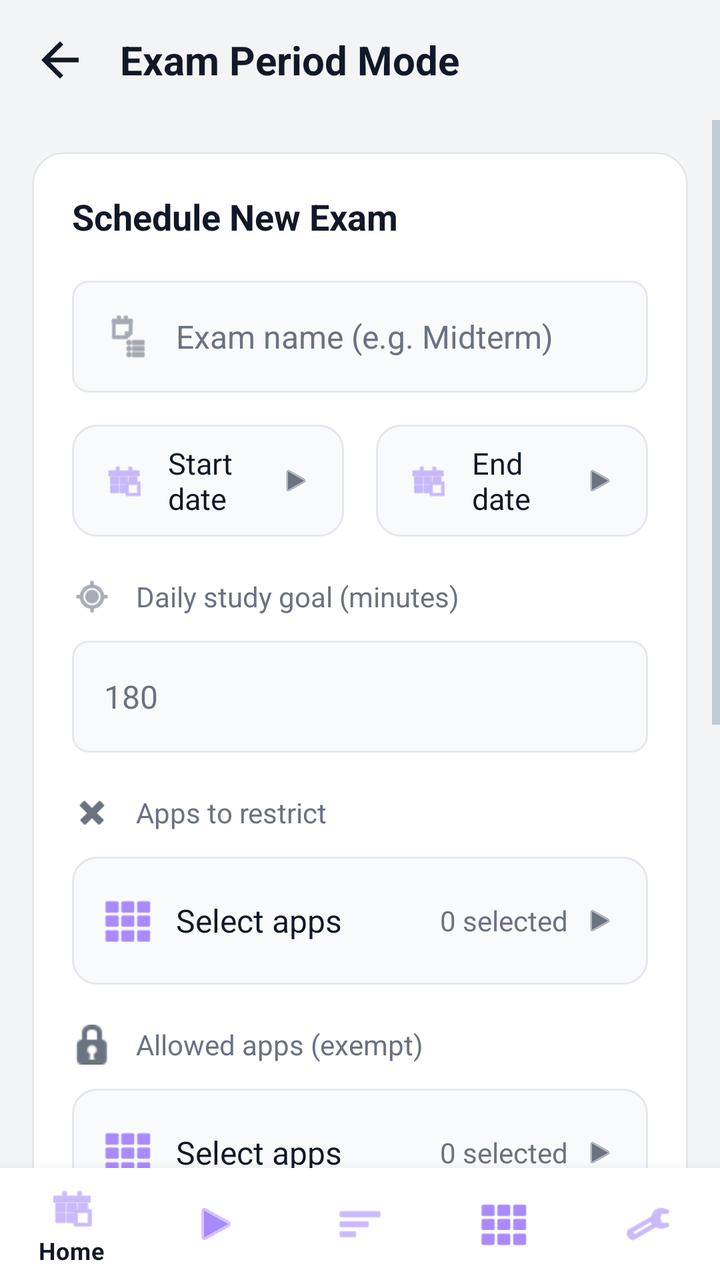
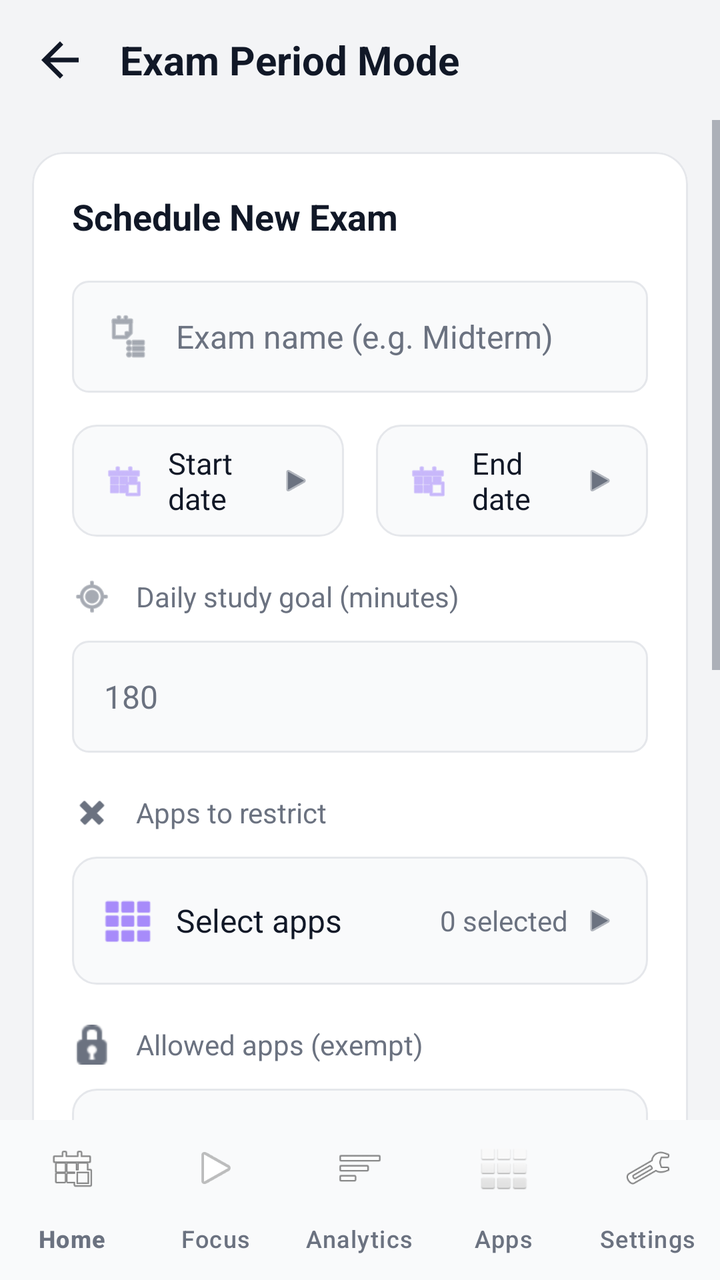

Two renders of the same Android screen: before a commit and after it. Below are the layout's source before the change and the commit's diff.
<!-- AndroidManifest.xml: application theme Theme.SelfPilot -->
<!-- res/layout/activity_exam_mode.xml -->
<?xml version="1.0" encoding="utf-8"?>
<androidx.constraintlayout.widget.ConstraintLayout xmlns:android="http://schemas.android.com/apk/res/android"
    xmlns:app="http://schemas.android.com/apk/res-auto"
    android:layout_width="match_parent"
    android:layout_height="match_parent"
    android:background="@color/exam_bg">

    <LinearLayout
        android:id="@+id/examToolbar"
        android:layout_width="match_parent"
        android:layout_height="wrap_content"
        android:orientation="horizontal"
        android:gravity="center_vertical"
        android:padding="16dp"
        app:layout_constraintTop_toTopOf="parent">

        <ImageView
            android:id="@+id/btnBack"
            android:layout_width="28dp"
            android:layout_height="28dp"
            android:src="?attr/homeAsUpIndicator"
            app:tint="@color/exam_text_primary"
            android:background="?attr/selectableItemBackgroundBorderless"
            android:clickable="true"
            android:focusable="true"/>

        <TextView
            android:layout_width="wrap_content"
            android:layout_height="wrap_content"
            android:text="Exam Period Mode"
            android:textColor="@color/exam_text_primary"
            android:textSize="20sp"
            android:textStyle="bold"
            android:layout_marginStart="16dp"/>
    </LinearLayout>

    <ScrollView
        android:layout_width="match_parent"
        android:layout_height="0dp"
        app:layout_constraintTop_toBottomOf="@id/examToolbar"
        app:layout_constraintBottom_toTopOf="@id/bottom_nav"
        android:fillViewport="true">

        <LinearLayout
            android:layout_width="match_parent"
            android:layout_height="wrap_content"
            android:orientation="vertical"
            android:padding="16dp">

            
            <com.google.android.material.card.MaterialCardView
                android:id="@+id/cardActiveExam"
                android:layout_width="match_parent"
                android:layout_height="wrap_content"
                android:layout_marginBottom="16dp"
                app:cardBackgroundColor="@color/exam_card"
                app:cardCornerRadius="16dp"
                app:strokeColor="@color/success_green"
                app:strokeWidth="1dp"
                android:visibility="gone">
                <LinearLayout
                    android:layout_width="match_parent"
                    android:layout_height="wrap_content"
                    android:orientation="vertical"
                    android:padding="20dp">
                    <TextView
                        android:layout_width="wrap_content"
                        android:layout_height="wrap_content"
                        android:text="Currently Active Exam"
                        android:textColor="@color/success_green"
                        android:textSize="14sp"
                        android:textStyle="bold" />
                    <TextView
                        android:id="@+id/tvActiveExamName"
                        android:layout_width="wrap_content"
                        android:layout_height="wrap_content"
                        android:layout_marginTop="8dp"
                        android:text="Final Exams"
                        android:textColor="@color/exam_text_primary"
                        android:textSize="20sp"
                        android:textStyle="bold" />
                    <TextView
                        android:id="@+id/tvActiveExamGoal"
                        android:layout_width="wrap_content"
                        android:layout_height="wrap_content"
                        android:layout_marginTop="4dp"
                        android:text="Daily Goal: 180 Mins"
                        android:textColor="@color/exam_text_secondary"
                        android:textSize="14sp" />
                    <Button
                        android:id="@+id/btnCancelActiveExam"
                        style="@style/Widget.Material3.Button.OutlinedButton"
                        android:layout_width="match_parent"
                        android:layout_height="wrap_content"
                        android:layout_marginTop="16dp"
                        android:text="Cancel Exam Mode Early"
                        android:textColor="@color/error_red" />
                </LinearLayout>
            </com.google.android.material.card.MaterialCardView>

            
            <com.google.android.material.card.MaterialCardView
                android:layout_width="match_parent"
                android:layout_height="wrap_content"
                app:cardBackgroundColor="@color/exam_card"
                app:cardCornerRadius="16dp"
                app:strokeColor="@color/exam_border"
                app:strokeWidth="1dp"
                app:cardElevation="0dp">

                <LinearLayout
                    android:layout_width="match_parent"
                    android:layout_height="wrap_content"
                    android:orientation="vertical"
                    android:padding="20dp">

                    <TextView
                        android:layout_width="wrap_content"
                        android:layout_height="wrap_content"
                        android:text="Schedule New Exam"
                        android:textColor="@color/exam_text_primary"
                        android:textSize="18sp"
                        android:textStyle="bold" />

                    
                    <LinearLayout
                        android:layout_width="match_parent"
                        android:layout_height="56dp"
                        android:layout_marginTop="20dp"
                        android:background="@drawable/bg_exam_input"
                        android:gravity="center_vertical"
                        android:paddingHorizontal="16dp">
                        <ImageView
                            android:layout_width="24dp"
                            android:layout_height="24dp"
                            android:src="@android:drawable/ic_menu_agenda"
                            app:tint="@color/exam_text_secondary" />
                        <EditText
                            android:id="@+id/etExamName"
                            android:layout_width="match_parent"
                            android:layout_height="match_parent"
                            android:layout_marginStart="12dp"
                            android:background="@null"
                            android:hint="Exam name (e.g. Midterm)"
                            android:inputType="text"
                            android:textColor="@color/exam_text_primary"
                            android:textColorHint="@color/exam_text_secondary"
                            android:textSize="16sp" />
                    </LinearLayout>

                    
                    <LinearLayout
                        android:layout_width="match_parent"
                        android:layout_height="wrap_content"
                        android:layout_marginTop="16dp"
                        android:orientation="horizontal">

                        
                        <LinearLayout
                            android:id="@+id/btnPickStartDate"
                            android:layout_width="0dp"
                            android:layout_height="56dp"
                            android:layout_weight="1"
                            android:layout_marginEnd="8dp"
                            android:background="@drawable/bg_exam_button"
                            android:gravity="center_vertical"
                            android:paddingHorizontal="16dp"
                            android:clickable="true"
                            android:focusable="true">
                            <ImageView
                                android:layout_width="20dp"
                                android:layout_height="20dp"
                                android:src="@android:drawable/ic_menu_today"
                                app:tint="@color/purple_accent_light" />
                            <TextView
                                android:id="@+id/tvStartDateText"
                                android:layout_width="0dp"
                                android:layout_height="wrap_content"
                                android:layout_weight="1"
                                android:layout_marginStart="12dp"
                                android:text="Start date"
                                android:textColor="@color/exam_text_primary"
                                android:textSize="15sp" />
                            <ImageView
                                android:layout_width="16dp"
                                android:layout_height="16dp"
                                android:src="@android:drawable/ic_media_play"
                                app:tint="@color/exam_text_secondary" />
                        </LinearLayout>

                        
                        <LinearLayout
                            android:id="@+id/btnPickEndDate"
                            android:layout_width="0dp"
                            android:layout_height="56dp"
                            android:layout_weight="1"
                            android:layout_marginStart="8dp"
                            android:background="@drawable/bg_exam_button"
                            android:gravity="center_vertical"
                            android:paddingHorizontal="16dp"
                            android:clickable="true"
                            android:focusable="true">
                            <ImageView
                                android:layout_width="20dp"
                                android:layout_height="20dp"
                                android:src="@android:drawable/ic_menu_today"
                                app:tint="@color/purple_accent_light" />
                            <TextView
                                android:id="@+id/tvEndDateText"
                                android:layout_width="0dp"
                                android:layout_height="wrap_content"
                                android:layout_weight="1"
                                android:layout_marginStart="12dp"
                                android:text="End date"
                                android:textColor="@color/exam_text_primary"
                                android:textSize="15sp" />
                            <ImageView
                                android:layout_width="16dp"
                                android:layout_height="16dp"
                                android:src="@android:drawable/ic_media_play"
                                app:tint="@color/exam_text_secondary" />
                        </LinearLayout>
                    </LinearLayout>

                    
                    <LinearLayout
                        android:layout_width="match_parent"
                        android:layout_height="wrap_content"
                        android:layout_marginTop="20dp"
                        android:gravity="center_vertical"
                        android:orientation="horizontal">
                        <ImageView
                            android:layout_width="20dp"
                            android:layout_height="20dp"
                            android:src="@android:drawable/ic_menu_mylocation"
                            app:tint="@color/exam_text_secondary" />
                        <TextView
                            android:layout_width="wrap_content"
                            android:layout_height="wrap_content"
                            android:layout_marginStart="12dp"
                            android:text="Daily study goal (minutes)"
                            android:textColor="@color/exam_text_secondary"
                            android:textSize="14sp" />
                    </LinearLayout>

                    <EditText
                        android:id="@+id/etExamDailyGoal"
                        android:layout_width="match_parent"
                        android:layout_height="56dp"
                        android:layout_marginTop="12dp"
                        android:background="@drawable/bg_exam_input"
                        android:paddingHorizontal="16dp"
                        android:hint="180"
                        android:inputType="number"
                        android:textColor="@color/exam_text_primary"
                        android:textColorHint="@color/exam_text_secondary"
                        android:textSize="16sp" />

                    
                    <LinearLayout
                        android:layout_width="match_parent"
                        android:layout_height="wrap_content"
                        android:layout_marginTop="20dp"
                        android:gravity="center_vertical"
                        android:orientation="horizontal">
                        <ImageView
                            android:layout_width="20dp"
                            android:layout_height="20dp"
                            android:src="@android:drawable/ic_delete"
                            app:tint="@color/exam_text_secondary" />
                        <TextView
                            android:layout_width="wrap_content"
                            android:layout_height="wrap_content"
                            android:layout_marginStart="12dp"
                            android:text="Apps to restrict"
                            android:textColor="@color/exam_text_secondary"
                            android:textSize="14sp" />
                    </LinearLayout>

                    <LinearLayout
                        android:id="@+id/btnSelectRestrictedApps"
                        android:layout_width="match_parent"
                        android:layout_height="64dp"
                        android:layout_marginTop="12dp"
                        android:background="@drawable/bg_exam_button"
                        android:gravity="center_vertical"
                        android:paddingHorizontal="16dp"
                        android:clickable="true"
                        android:focusable="true">
                        <ImageView
                            android:layout_width="24dp"
                            android:layout_height="24dp"
                            android:src="@android:drawable/ic_dialog_dialer"
                            app:tint="@color/purple_accent_light" />
                        <TextView
                            android:layout_width="0dp"
                            android:layout_height="wrap_content"
                            android:layout_weight="1"
                            android:layout_marginStart="12dp"
                            android:text="Select apps"
                            android:textColor="@color/exam_text_primary"
                            android:textSize="16sp" />
                        <TextView
                            android:id="@+id/tvRestrictedCount"
                            android:layout_width="wrap_content"
                            android:layout_height="wrap_content"
                            android:text="0 selected"
                            android:textColor="@color/exam_text_secondary"
                            android:textSize="14sp"
                            android:layout_marginEnd="8dp"/>
                        <ImageView
                            android:layout_width="16dp"
                            android:layout_height="16dp"
                            android:src="@android:drawable/ic_media_play"
                            app:tint="@color/exam_text_secondary" />
                    </LinearLayout>

                    
                    <LinearLayout
                        android:layout_width="match_parent"
                        android:layout_height="wrap_content"
                        android:layout_marginTop="20dp"
                        android:gravity="center_vertical"
                        android:orientation="horizontal">
                        <ImageView
                            android:layout_width="20dp"
                            android:layout_height="20dp"
                            android:src="@android:drawable/ic_secure"
                            app:tint="@color/exam_text_secondary" />
                        <TextView
                            android:layout_width="wrap_content"
                            android:layout_height="wrap_content"
                            android:layout_marginStart="12dp"
                            android:text="Allowed apps (exempt)"
                            android:textColor="@color/exam_text_secondary"
                            android:textSize="14sp" />
                    </LinearLayout>

                    <LinearLayout
                        android:id="@+id/btnSelectAllowedApps"
                        android:layout_width="match_parent"
                        android:layout_height="64dp"
                        android:layout_marginTop="12dp"
                        android:background="@drawable/bg_exam_button"
                        android:gravity="center_vertical"
                        android:paddingHorizontal="16dp"
                        android:clickable="true"
                        android:focusable="true">
                        <ImageView
                            android:layout_width="24dp"
                            android:layout_height="24dp"
                            android:src="@android:drawable/ic_dialog_dialer"
                            app:tint="@color/purple_accent_light" />
                        <TextView
                            android:layout_width="0dp"
                            android:layout_height="wrap_content"
                            android:layout_weight="1"
                            android:layout_marginStart="12dp"
                            android:text="Select apps"
                            android:textColor="@color/exam_text_primary"
                            android:textSize="16sp" />
                        <TextView
                            android:id="@+id/tvAllowedCount"
                            android:layout_width="wrap_content"
                            android:layout_height="wrap_content"
                            android:text="0 selected"
                            android:textColor="@color/exam_text_secondary"
                            android:textSize="14sp"
                            android:layout_marginEnd="8dp"/>
                        <ImageView
                            android:layout_width="16dp"
                            android:layout_height="16dp"
                            android:src="@android:drawable/ic_media_play"
                            app:tint="@color/exam_text_secondary" />
                    </LinearLayout>

                    
                    <LinearLayout
                        android:id="@+id/btnSaveExam"
                        android:layout_width="match_parent"
                        android:layout_height="56dp"
                        android:layout_marginTop="24dp"
                        android:background="@drawable/bg_exam_primary_button"
                        android:gravity="center"
                        android:orientation="horizontal"
                        android:clickable="true"
                        android:focusable="true">

                        <ImageView
                            android:layout_width="20dp"
                            android:layout_height="20dp"
                            android:src="@android:drawable/ic_menu_today"
                            app:tint="@color/white" />

                        <TextView
                            android:layout_width="wrap_content"
                            android:layout_height="wrap_content"
                            android:layout_marginStart="8dp"
                            android:text="Schedule Exam Profile"
                            android:textColor="@color/white"
                            android:textSize="16sp"
                            android:textStyle="bold"/>
                    </LinearLayout>

                </LinearLayout>
            </com.google.android.material.card.MaterialCardView>

            
            <com.google.android.material.card.MaterialCardView
                android:layout_width="match_parent"
                android:layout_height="wrap_content"
                android:layout_marginTop="16dp"
                android:layout_marginBottom="32dp"
                app:cardBackgroundColor="@color/exam_card"
                app:cardCornerRadius="16dp"
                app:strokeColor="@color/exam_border"
                app:strokeWidth="1dp"
                app:cardElevation="0dp">

                <LinearLayout
                    android:layout_width="match_parent"
                    android:layout_height="wrap_content"
                    android:orientation="vertical"
                    android:padding="20dp">

                    <TextView
                        android:layout_width="wrap_content"
                        android:layout_height="wrap_content"
                        android:text="Communication Exceptions"
                        android:textColor="@color/exam_text_primary"
                        android:textSize="18sp"
                        android:textStyle="bold" />

                    
                    <LinearLayout
                        android:layout_width="match_parent"
                        android:layout_height="wrap_content"
                        android:layout_marginTop="20dp"
                        android:orientation="horizontal"
                        android:gravity="center_vertical">

                        <ImageView
                            android:layout_width="24dp"
                            android:layout_height="24dp"
                            android:src="@android:drawable/ic_menu_call"
                            app:tint="@color/exam_text_secondary" />

                        <TextView
                            android:layout_width="0dp"
                            android:layout_height="wrap_content"
                            android:layout_weight="1"
                            android:layout_marginStart="16dp"
                            android:text="Allow calls"
                            android:textColor="@color/exam_text_primary"
                            android:textSize="16sp" />

                        <com.google.android.material.materialswitch.MaterialSwitch
                            android:id="@+id/switchAllowCalls"
                            android:layout_width="wrap_content"
                            android:layout_height="wrap_content"
                            android:checked="true"/>
                    </LinearLayout>

                    
                    <LinearLayout
                        android:layout_width="match_parent"
                        android:layout_height="wrap_content"
                        android:layout_marginTop="16dp"
                        android:orientation="horizontal"
                        android:gravity="center_vertical">

                        <ImageView
                            android:layout_width="24dp"
                            android:layout_height="24dp"
                            android:src="@android:drawable/stat_notify_chat"
                            app:tint="@color/exam_text_secondary" />

                        <TextView
                            android:layout_width="0dp"
                            android:layout_height="wrap_content"
                            android:layout_weight="1"
                            android:layout_marginStart="16dp"
                            android:text="Allow messages during breaks"
                            android:textColor="@color/exam_text_primary"
                            android:textSize="16sp" />

                        <com.google.android.material.materialswitch.MaterialSwitch
                            android:id="@+id/switchAllowMessages"
                            android:layout_width="wrap_content"
                            android:layout_height="wrap_content" />
                    </LinearLayout>

                </LinearLayout>
            </com.google.android.material.card.MaterialCardView>

        </LinearLayout>
    </ScrollView>

    <com.google.android.material.bottomnavigation.BottomNavigationView
        android:id="@+id/bottom_nav"
        android:layout_width="match_parent"
        android:layout_height="wrap_content"
        android:background="@color/exam_card"
        app:itemIconTint="@color/purple_accent_light"
        app:itemTextColor="@color/exam_text_primary"
        app:layout_constraintBottom_toBottomOf="parent"
        app:menu="@menu/bottom_nav_menu" />

</androidx.constraintlayout.widget.ConstraintLayout>
<!-- resources referenced by this layout -->
<resources>
  <color name="error_red">#EF4444</color>
  <color name="exam_bg">#F3F4F6</color>
  <color name="exam_border">#E5E7EB</color>
  <color name="exam_card">#FFFFFF</color>
  <color name="exam_text_primary">#111827</color>
  <color name="exam_text_secondary">#6B7280</color>
  <color name="purple_accent_light">#A78BFA</color>
  <color name="success_green">#10B981</color>
  <color name="white">#FFFFFFFF</color>
  <!-- drawable bg_exam_button (drawable) -->
  <?xml version="1.0" encoding="utf-8"?>
  <shape xmlns:android="http://schemas.android.com/apk/res/android"
      android:shape="rectangle">
      <corners android:radius="12dp" />
      <solid android:color="@color/exam_input_bg" />
      <stroke
          android:width="1dp"
          android:color="@color/exam_border" />
  </shape>
  <!-- drawable bg_exam_input (drawable) -->
  <?xml version="1.0" encoding="utf-8"?>
  <shape xmlns:android="http://schemas.android.com/apk/res/android"
      android:shape="rectangle">
      <corners android:radius="8dp" />
      <solid android:color="@color/exam_input_bg" />
      <stroke
          android:width="1dp"
          android:color="@color/exam_border" />
  </shape>
  <!-- drawable bg_exam_primary_button (drawable) -->
  <?xml version="1.0" encoding="utf-8"?>
  <shape xmlns:android="http://schemas.android.com/apk/res/android"
      android:shape="rectangle">
      <corners android:radius="16dp" />
      <solid android:color="@color/purple_accent_light" />
  </shape>
  <style name="Theme.SelfPilot" parent="Base.Theme.SelfPilot" />
  <color name="exam_input_bg">#F9FAFB</color>
  <style name="Base.Theme.SelfPilot" parent="Theme.Material3.DayNight.NoActionBar">
          
          <item name="colorPrimary">@color/purple_accent</item>
          <item name="colorPrimaryVariant">@color/electric_blue</item>
          <item name="colorOnPrimary">@color/white</item>
          <item name="colorSecondary">@color/electric_blue</item>
          <item name="colorSecondaryVariant">@color/purple_accent_light</item>
          <item name="colorOnSecondary">@color/white</item>
          <item name="android:colorBackground">@color/background_dark</item>
          <item name="colorSurface">@color/card_background</item>
          <item name="colorOnSurface">@color/text_primary</item>
          <item name="android:textColorPrimary">@color/text_primary</item>
          <item name="android:textColorSecondary">@color/text_secondary</item>
          <item name="android:statusBarColor">@color/background_dark</item>
          <item name="android:navigationBarColor">@color/background_dark</item>
          <item name="bottomNavigationStyle">@style/Widget.MaterialComponents.BottomNavigationView.Colored</item>
      </style>
  <color name="purple_accent">#8B5CF6</color>
  <color name="electric_blue">#3B82F6</color>
  <color name="background_dark">#0F172A</color>
  <color name="card_background">#1E293B</color>
  <color name="text_primary">#F8FAFC</color>
  <color name="text_secondary">#94A3B8</color>
</resources>

<!-- the commit's change to res/layout/activity_exam_mode.xml (unified diff, before → after) -->
@@ -500,9 +500,11 @@
         android:id="@+id/bottom_nav"
         android:layout_width="match_parent"
         android:layout_height="wrap_content"
-        android:background="@color/exam_card"
-        app:itemIconTint="@color/purple_accent_light"
-        app:itemTextColor="@color/exam_text_primary"
+        android:background="@color/background_dark"
+        app:itemIconTint="@color/nav_item_color"
+        app:itemTextColor="@color/nav_item_color"
+        app:itemRippleColor="@color/nav_item_color"
+        app:labelVisibilityMode="labeled"
         app:layout_constraintBottom_toBottomOf="parent"
         app:menu="@menu/bottom_nav_menu" />
 
<!-- resource entries referenced after the edit -->
@@ -53,13 +53,12 @@
           <item name="android:textColorSecondary">@color/text_secondary</item>
           <item name="android:statusBarColor">@color/background_dark</item>
           <item name="android:navigationBarColor">@color/background_dark</item>
-          <item name="bottomNavigationStyle">@style/Widget.MaterialComponents.BottomNavigationView.Colored</item>
       </style>
   <color name="purple_accent">#8B5CF6</color>
   <color name="electric_blue">#3B82F6</color>
-  <color name="background_dark">#0F172A</color>
-  <color name="card_background">#1E293B</color>
-  <color name="text_primary">#F8FAFC</color>
-  <color name="text_secondary">#94A3B8</color>
+  <color name="background_dark">#F9FAFB</color>
+  <color name="card_background">#FFFFFF</color>
+  <color name="text_primary">#111827</color>
+  <color name="text_secondary">#6B7280</color>
 </resources>
 
